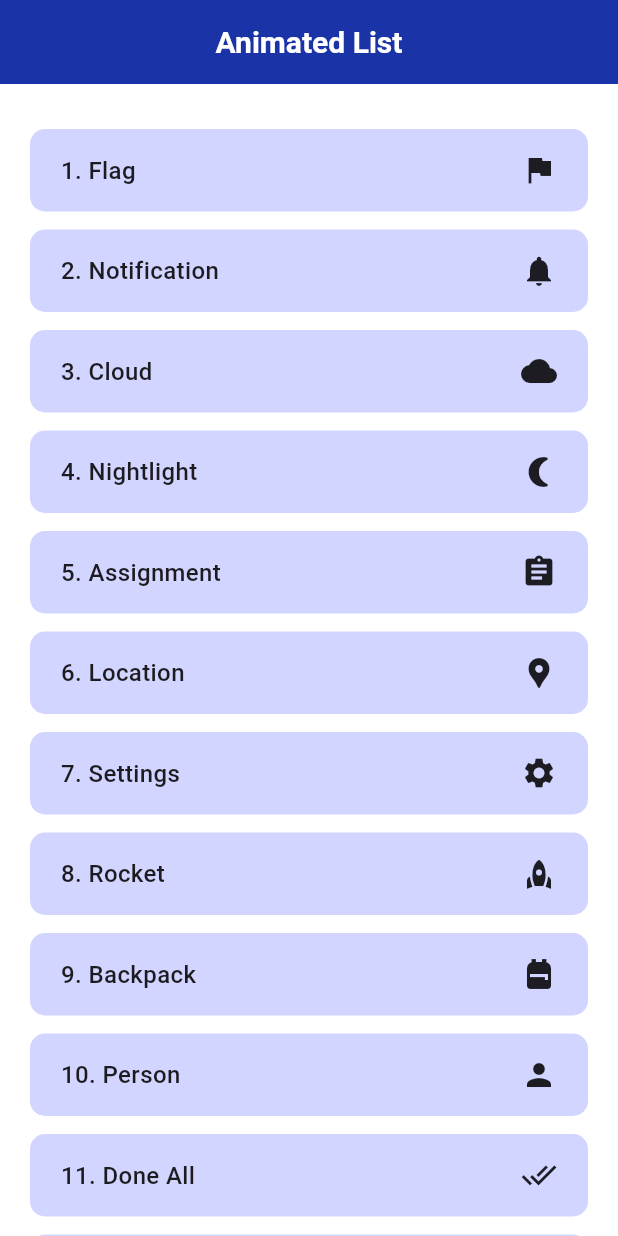
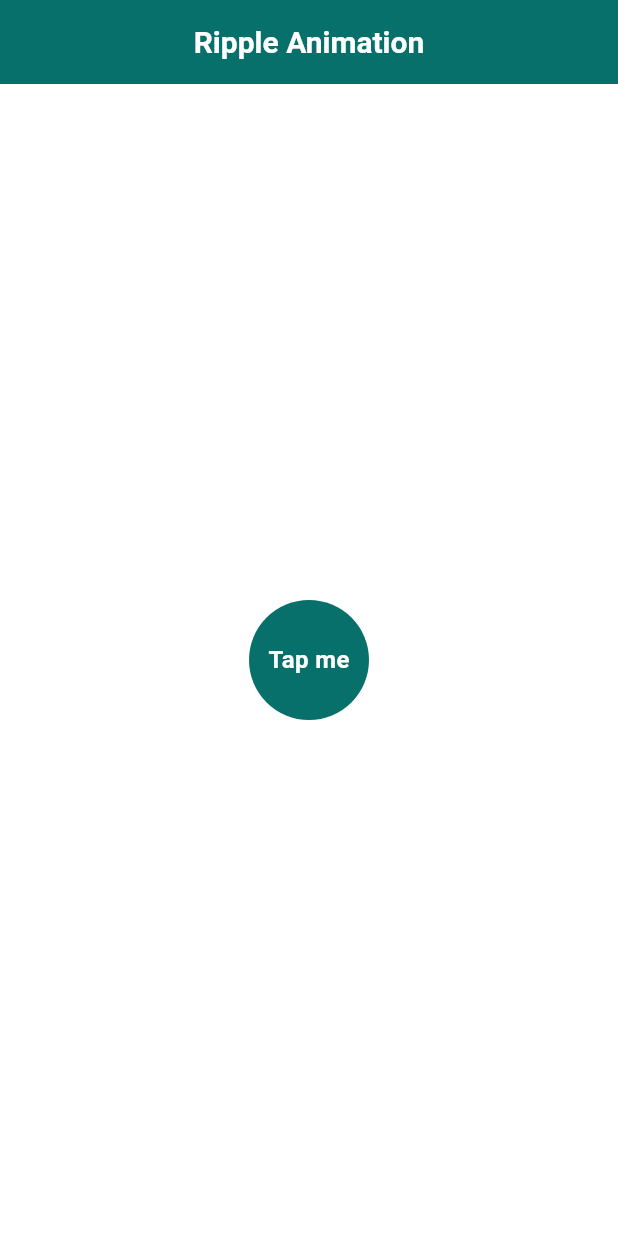
Before and after one commit to Hassan0308/Flutter-Animation, a Flutter app: the screen it shows after launch, on a phone screen of 412 x 824 dp. Run offline on Flutter 3.47's test engine with Material 3 defaults, Android fonts, the phone set to English and light mode, and no system bars.

Commit message:
first commit

```diff
--- a/lib/main.dart
+++ b/lib/main.dart
@@ -1,12 +1,12 @@
 import 'package:flutter/material.dart';
-import 'package:flutter_animation/provider/animated_list_provider.dart';
+import 'package:flutter_animation/provider/ripple_animation_provider.dart';
 import 'package:flutter_animation/screens/home_screen.dart';
 import 'package:provider/provider.dart';
 
 void main() {
   runApp(MultiProvider(
     providers: [
-      ChangeNotifierProvider(create: (context) => AnimatedListProvider()),
+      ChangeNotifierProvider(create: (context) => RippleAnimationProvider()),
     ],
     child: const MyApp(),
   ));
--- a/lib/provider/animated_list_provider.dart
+++ /dev/null
@@ -1,11 +0,0 @@
-import 'package:flutter/material.dart';
-
-class AnimatedListProvider with ChangeNotifier {
-  bool _isStartAnimation = false;
-  bool get isStartAnimation => _isStartAnimation;
-
-  void startAnimation() {
-    _isStartAnimation = true;
-    notifyListeners();
-  }
-}
--- /dev/null
+++ b/lib/provider/ripple_animation_provider.dart
@@ -0,0 +1,25 @@
+import 'package:flutter/material.dart';
+
+class RippleAnimationProvider with ChangeNotifier {
+  late AnimationController _controller;
+  late Animation<double> _animation;
+
+  void initializeAnimation(TickerProvider vsync) {
+    _controller = AnimationController(
+      vsync: vsync,
+      duration: const Duration(seconds: 2),
+    );
+
+    _animation = Tween<double>(begin: 0.0, end: 1.0).animate(_controller)
+      ..addListener(() {
+        notifyListeners();
+      });
+  }
+
+  Animation<double> get animation => _animation;
+  AnimationController get controller => _controller;
+
+  void startAnimation() {
+    _controller.forward(from: 0.0);
+  }
+}
--- a/lib/screens/home_screen.dart
+++ b/lib/screens/home_screen.dart
@@ -1,6 +1,6 @@
 import 'package:flutter/material.dart';
-import 'package:flutter_animation/provider/animated_list_provider.dart';
 import 'package:provider/provider.dart';
+import 'package:flutter_animation/provider/ripple_animation_provider.dart';
 
 class HomeScreen extends StatefulWidget {
   const HomeScreen({super.key});
@@ -9,100 +9,83 @@ class HomeScreen extends StatefulWidget {
   State<HomeScreen> createState() => _HomeScreenState();
 }
 
-class _HomeScreenState extends State<HomeScreen> {
-  double height = 0;
-  double width = 0;
-
-  List<Map<String, dynamic>> listItems = [
-    {'text': 'Flag', 'icon': Icons.flag},
-    {'text': 'Notification', 'icon': Icons.notifications},
-    {'text': 'Cloud', 'icon': Icons.cloud},
-    {'text': 'Nightlight', 'icon': Icons.nightlight_round},
-    {'text': 'Assignment', 'icon': Icons.assignment},
-    {'text': 'Location', 'icon': Icons.location_pin},
-    {'text': 'Settings', 'icon': Icons.settings},
-    {'text': 'Rocket', 'icon': Icons.rocket},
-    {'text': 'Backpack', 'icon': Icons.backpack},
-    {'text': 'Person', 'icon': Icons.person},
-    {'text': 'Done All', 'icon': Icons.done_all},
-    {'text': 'Search', 'icon': Icons.search},
-    {'text': 'Extension', 'icon': Icons.extension},
-    {'text': 'Bluetooth', 'icon': Icons.bluetooth},
-    {'text': 'Favorite', 'icon': Icons.favorite},
-    {'text': 'Lock', 'icon': Icons.lock},
-    {'text': 'Bookmark', 'icon': Icons.bookmark},
-  ];
-
+class _HomeScreenState extends State<HomeScreen>
+    with SingleTickerProviderStateMixin {
   @override
   void initState() {
     super.initState();
-    WidgetsBinding.instance.addPostFrameCallback((_) {
-      Provider.of<AnimatedListProvider>(context, listen: false).startAnimation();
-    });
+    Provider.of<RippleAnimationProvider>(context, listen: false)
+        .initializeAnimation(this);
   }
+
+  List<double> radiusList = [100, 130, 160, 190, 220, 250];
 
   @override
   Widget build(BuildContext context) {
-    height = MediaQuery.of(context).size.height;
-    width = MediaQuery.of(context).size.width;
-
     return Scaffold(
       backgroundColor: Colors.white,
       appBar: AppBar(
-        backgroundColor: const Color.fromARGB(255, 26, 51, 167),
+        backgroundColor: const Color.fromARGB(255, 7, 112, 107),
         title: const Text(
-          "Animated List",
-          style: TextStyle(fontSize: 20, fontWeight: FontWeight.bold, color: Colors.white),
+          "Ripple Animation",
+          style: TextStyle(
+              fontSize: 20, fontWeight: FontWeight.bold, color: Colors.white),
         ),
         centerTitle: true,
       ),
-      body: SingleChildScrollView(
-        padding: const EdgeInsets.symmetric(horizontal: 20, vertical: 30),
-        child: Column(
-          children: [
-            ListView.builder(
-              primary: false,
-              shrinkWrap: true,
-              itemCount: listItems.length,
-              itemBuilder: (context, index) {
-                return item(index);
+      body: Center(
+        child: Consumer<RippleAnimationProvider>(
+          builder: (context, provider, child) {
+            return AnimatedBuilder(
+              animation: provider.controller,
+              builder: (context, child) {
+                return Stack(
+                  alignment: Alignment.center,
+                  children: [
+                    ...radiusList.map((radius) {
+                      return Container(
+                        width: radius * provider.animation.value,
+                        height: radius * provider.animation.value,
+                        decoration: BoxDecoration(
+                          shape: BoxShape.circle,
+                          color: const Color.fromARGB(255, 7, 112, 107)
+                              .withOpacity(
+                            1 - provider.animation.value,
+                          ),
+                        ),
+                      );
+                    }).toList(),
+                    GestureDetector(
+                      onTap: () {
+                        Provider.of<RippleAnimationProvider>(context,
+                                listen: false)
+                            .startAnimation();
+                      },
+                      child: Container(
+                        height: 80,
+                        width: 80,
+                        decoration: const BoxDecoration(
+                          color: Color.fromARGB(255, 7, 112, 107),
+                          shape: BoxShape.circle,
+                        ),
+                        child: const Center(
+                          child: Text(
+                            "Tap me",
+                            style: TextStyle(
+                                color: Colors.white,
+                                fontSize: 16,
+                                fontWeight: FontWeight.bold),
+                          ),
+                        ),
+                      ),
+                    ),
+                  ],
+                );
               },
-            ),
-          ],
+            );
+          },
         ),
       ),
     );
   }
-
-  Widget item(int index) {
-    return AnimatedContainer(
-      height: 55,
-      width: width,
-      curve: Curves.easeInOut,
-      duration: Duration(milliseconds: 300 + (index * 200)),
-      transform: Matrix4.translationValues(
-          Provider.of<AnimatedListProvider>(context).isStartAnimation ? 0 : width, 0, 0),
-      margin: const EdgeInsets.only(bottom: 12),
-      padding: EdgeInsets.symmetric(horizontal: width / 20),
-      decoration: BoxDecoration(
-        color: const Color.fromARGB(255, 210, 213, 255),
-        borderRadius: BorderRadius.circular(10),
-      ),
-      child: Row(
-        mainAxisAlignment: MainAxisAlignment.spaceBetween,
-        children: [
-          Text(
-            "${index + 1}. ${listItems[index]['text']}",
-            style: const TextStyle(
-              fontSize: 16,
-              fontWeight: FontWeight.w500,
-            ),
-          ),
-          Icon(
-            listItems[index]['icon'],
-          ),
-        ],
-      ),
-    );
-  }
 }
```
Also changed, not shown: assets/images/image1.jpg (deleted).
